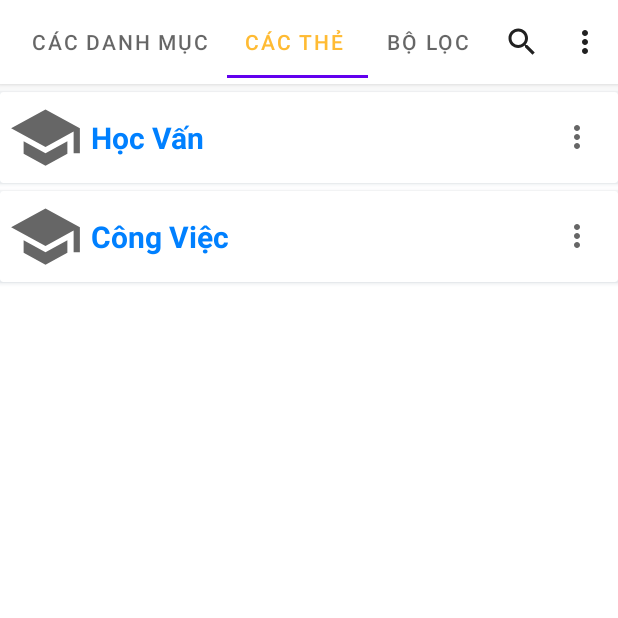
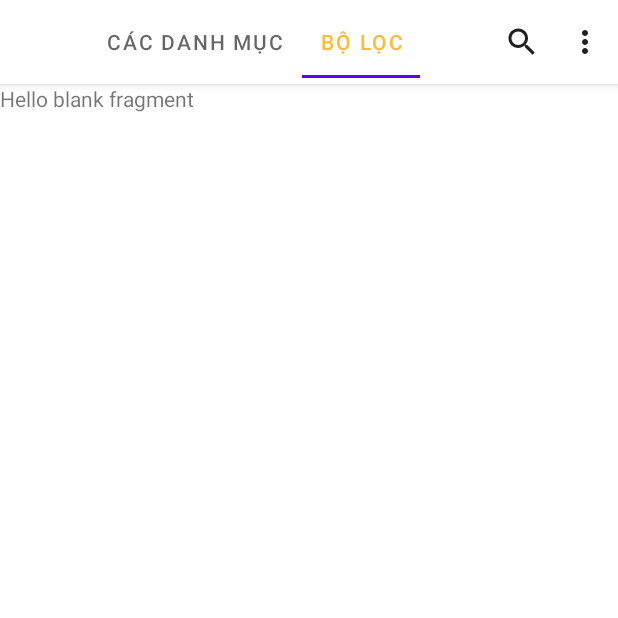
Before and after one commit to frgryr2001/Time-Planner-App, an Android app: the fragment CategoryFragment shown on its own in the app's theme, tab 2 chosen, on a phone screen of 412 x 824 dp, the top half of it. Run offline under Robolectric (Android 15) with nearby library versions, the phone set to English and light mode, and no system bars.

Commit message:
Add CategoryViewPagerAdapter + FillterFragment + CategoryFragment

```diff
--- a/app/build.gradle
+++ b/app/build.gradle
@@ -33,6 +33,7 @@ dependencies {
     implementation 'com.google.android.material:material:1.4.0'
     implementation 'androidx.constraintlayout:constraintlayout:2.1.2'
     implementation 'com.google.ar.sceneform:filament-android:1.17.1'
+    implementation 'androidx.legacy:legacy-support-v4:1.0.0'
     testImplementation 'junit:junit:4.+'
     androidTestImplementation 'androidx.test.ext:junit:1.1.3'
     androidTestImplementation 'androidx.test.espresso:espresso-core:3.4.0'
--- /dev/null
+++ b/app/src/main/java/com/example/myapplication/Fragment/CategoriesFragment.java
@@ -0,0 +1,81 @@
+package com.example.myapplication.Fragment;
+
+import android.os.Bundle;
+
+import androidx.fragment.app.Fragment;
+import androidx.recyclerview.widget.LinearLayoutManager;
+import androidx.recyclerview.widget.RecyclerView;
+
+import android.view.LayoutInflater;
+import android.view.View;
+import android.view.ViewGroup;
+
+import com.example.myapplication.Adapter.CategoryAdapter;
+import com.example.myapplication.Object.CategoryClass;
+import com.example.myapplication.R;
+
+import java.util.List;
+
+/**
+ * A simple {@link Fragment} subclass.
+ * Use the {@link CategoriesFragment#newInstance} factory method to
+ * create an instance of this fragment.
+ */
+public class CategoriesFragment extends Fragment {
+
+    // TODO: Rename parameter arguments, choose names that match
+    // the fragment initialization parameters, e.g. ARG_ITEM_NUMBER
+    private static final String ARG_PARAM1 = "param1";
+    private static final String ARG_PARAM2 = "param2";
+
+    // TODO: Rename and change types of parameters
+    private String mParam1;
+    private String mParam2;
+    private RecyclerView rvCategory;
+    private CategoryAdapter adapter;
+    private List<CategoryClass> Lstcategory;
+
+    public CategoriesFragment() {
+        // Required empty public constructor
+    }
+
+    /**
+     * Use this factory method to create a new instance of
+     * this fragment using the provided parameters.
+     *
+     * @param param1 Parameter 1.
+     * @param param2 Parameter 2.
+     * @return A new instance of fragment CategoriesFragment.
+     */
+    // TODO: Rename and change types and number of parameters
+    public static CategoriesFragment newInstance(String param1, String param2) {
+        CategoriesFragment fragment = new CategoriesFragment();
+        Bundle args = new Bundle();
+        args.putString(ARG_PARAM1, param1);
+        args.putString(ARG_PARAM2, param2);
+        fragment.setArguments(args);
+        return fragment;
+    }
+
+    @Override
+    public void onCreate(Bundle savedInstanceState) {
+        super.onCreate(savedInstanceState);
+        if (getArguments() != null) {
+            mParam1 = getArguments().getString(ARG_PARAM1);
+            mParam2 = getArguments().getString(ARG_PARAM2);
+        }
+    }
+
+    @Override
+    public View onCreateView(LayoutInflater inflater, ViewGroup container,
+                             Bundle savedInstanceState) {
+        View view = inflater.inflate(R.layout.fragment_categories, container, false);
+        // Inflate the layout for this fragment
+        rvCategory = view.findViewById(R.id.rvCategory);
+        Lstcategory = CategoryClass.initList();
+        rvCategory.setLayoutManager(new LinearLayoutManager(view.getContext()));
+        adapter = new CategoryAdapter(view.getContext(), Lstcategory);
+        rvCategory.setAdapter(adapter);
+        return view;
+    }
+}
--- a/app/src/main/java/com/example/myapplication/Fragment/CategoryFragment.java
+++ b/app/src/main/java/com/example/myapplication/Fragment/CategoryFragment.java
@@ -13,13 +13,17 @@ import androidx.annotation.NonNull;
 import androidx.appcompat.app.AppCompatActivity;
 import androidx.appcompat.widget.Toolbar;
 import androidx.fragment.app.Fragment;
+import androidx.fragment.app.FragmentStatePagerAdapter;
 import androidx.fragment.app.FragmentTransaction;
 import androidx.recyclerview.widget.LinearLayoutManager;
 import androidx.recyclerview.widget.RecyclerView;
+import androidx.viewpager.widget.ViewPager;
 
 import com.example.myapplication.Adapter.CategoryAdapter;
 import com.example.myapplication.Object.CategoryClass;
 import com.example.myapplication.R;
+import com.example.myapplication.ViewPager.CategoryViewPagerAdapter;
+import com.example.myapplication.ViewPager.ScheduleViewPagerAdapter;
 import com.google.android.material.tabs.TabLayout;
 
 import java.util.List;
@@ -39,11 +43,10 @@ public class CategoryFragment extends Fragment {
     // TODO: Rename and change types of parameters
     private String mParam1;
     private String mParam2;
-    private RecyclerView rvCategory;
-    private CategoryAdapter adapter;
-    private List<CategoryClass> Lstcategory;
+
     Toolbar CategoryToolbar;
     TabLayout TablayoutCategory;
+    ViewPager CategoryViewPagerCa;
     public CategoryFragment() {
         // Required empty public constructor
     }
@@ -91,16 +94,12 @@ public class CategoryFragment extends Fragment {
 //            ((AppCompatActivity)getActivity()).setTitle("Main Page");
 //        }
         TablayoutCategory = view.findViewById(R.id.TablayoutCategory);
-        TablayoutCategory.addTab(TablayoutCategory.newTab().setText("Các danh mục"), true);
-        TablayoutCategory.addTab(TablayoutCategory.newTab().setText("Các thẻ "));
-        TablayoutCategory.addTab(TablayoutCategory.newTab().setText("Bộ Lọc"));
+        CategoryViewPagerCa = view.findViewById(R.id.CategoryViewPagerCa);
+        CategoryViewPagerAdapter adapterPage = new CategoryViewPagerAdapter(getChildFragmentManager(), FragmentStatePagerAdapter.BEHAVIOR_RESUME_ONLY_CURRENT_FRAGMENT);
+        CategoryViewPagerCa.setAdapter(adapterPage);
 
+        TablayoutCategory.setupWithViewPager(CategoryViewPagerCa);
 
-        rvCategory = view.findViewById(R.id.rvCategory);
-        Lstcategory = CategoryClass.initList();
-        rvCategory.setLayoutManager(new LinearLayoutManager(view.getContext()));
-        adapter = new CategoryAdapter(view.getContext(), Lstcategory);
-        rvCategory.setAdapter(adapter);
         return view;
     }
 
--- /dev/null
+++ b/app/src/main/java/com/example/myapplication/Fragment/FilterFragment.java
@@ -0,0 +1,66 @@
+package com.example.myapplication.Fragment;
+
+import android.os.Bundle;
+
+import androidx.fragment.app.Fragment;
+
+import android.view.LayoutInflater;
+import android.view.View;
+import android.view.ViewGroup;
+
+import com.example.myapplication.R;
+
+/**
+ * A simple {@link Fragment} subclass.
+ * Use the {@link FilterFragment#newInstance} factory method to
+ * create an instance of this fragment.
+ */
+public class FilterFragment extends Fragment {
+
+    // TODO: Rename parameter arguments, choose names that match
+    // the fragment initialization parameters, e.g. ARG_ITEM_NUMBER
+    private static final String ARG_PARAM1 = "param1";
+    private static final String ARG_PARAM2 = "param2";
+
+    // TODO: Rename and change types of parameters
+    private String mParam1;
+    private String mParam2;
+
+    public FilterFragment() {
+        // Required empty public constructor
+    }
+
+    /**
+     * Use this factory method to create a new instance of
+     * this fragment using the provided parameters.
+     *
+     * @param param1 Parameter 1.
+     * @param param2 Parameter 2.
+     * @return A new instance of fragment FilterFragment.
+     */
+    // TODO: Rename and change types and number of parameters
+    public static FilterFragment newInstance(String param1, String param2) {
+        FilterFragment fragment = new FilterFragment();
+        Bundle args = new Bundle();
+        args.putString(ARG_PARAM1, param1);
+        args.putString(ARG_PARAM2, param2);
+        fragment.setArguments(args);
+        return fragment;
+    }
+
+    @Override
+    public void onCreate(Bundle savedInstanceState) {
+        super.onCreate(savedInstanceState);
+        if (getArguments() != null) {
+            mParam1 = getArguments().getString(ARG_PARAM1);
+            mParam2 = getArguments().getString(ARG_PARAM2);
+        }
+    }
+
+    @Override
+    public View onCreateView(LayoutInflater inflater, ViewGroup container,
+                             Bundle savedInstanceState) {
+        // Inflate the layout for this fragment
+        return inflater.inflate(R.layout.fragment_filter, container, false);
+    }
+}
--- /dev/null
+++ b/app/src/main/java/com/example/myapplication/ViewPager/CategoryViewPagerAdapter.java
@@ -0,0 +1,51 @@
+package com.example.myapplication.ViewPager;
+
+import androidx.annotation.NonNull;
+import androidx.annotation.Nullable;
+import androidx.fragment.app.Fragment;
+import androidx.fragment.app.FragmentManager;
+import androidx.fragment.app.FragmentStatePagerAdapter;
+
+import com.example.myapplication.Fragment.CategoriesFragment;
+import com.example.myapplication.Fragment.DailyScheduleFragment;
+import com.example.myapplication.Fragment.FilterFragment;
+import com.example.myapplication.Fragment.MonthScheduleFragment;
+
+public class CategoryViewPagerAdapter extends FragmentStatePagerAdapter {
+
+    public CategoryViewPagerAdapter(@NonNull FragmentManager fm, int behavior) {
+        super(fm, behavior);
+    }
+
+    @NonNull
+    @Override
+    public Fragment getItem(int position) {
+        switch (position) {
+            case 0:
+                return new CategoriesFragment();
+            case 1:
+                return new FilterFragment();
+            default:
+                return new CategoriesFragment();
+        }
+    }
+
+    @Override
+    public int getCount() {
+        return 2;
+    }
+
+    @Nullable
+    @Override
+    public CharSequence getPageTitle(int position) {
+        switch (position) {
+            case 0:
+                return "Các danh mục";
+            case 1:
+                return "Bộ lọc";
+            default:
+                return "Các danh mục";
+        }
+
+    }
+}
--- /dev/null
+++ b/app/src/main/res/layout/fragment_categories.xml
@@ -0,0 +1,14 @@
+<?xml version="1.0" encoding="utf-8"?>
+<FrameLayout xmlns:android="http://schemas.android.com/apk/res/android"
+    xmlns:tools="http://schemas.android.com/tools"
+    android:layout_width="match_parent"
+    android:layout_height="match_parent"
+    tools:context=".Fragment.CategoriesFragment">
+
+    <!-- TODO: Update blank fragment layout -->
+    <androidx.recyclerview.widget.RecyclerView
+        android:id="@+id/rvCategory"
+        android:layout_width="match_parent"
+        android:layout_height="match_parent" />
+
+</FrameLayout>
--- a/app/src/main/res/layout/fragment_category.xml
+++ b/app/src/main/res/layout/fragment_category.xml
@@ -26,18 +26,20 @@ tools:context=".Fragment.CategoryFragment">
                 android:layout_height="wrap_content"
                 app:tabGravity="fill"
                 app:tabMode="auto">
+                />
 
             </com.google.android.material.tabs.TabLayout>
         </androidx.appcompat.widget.Toolbar>
 
     </com.google.android.material.appbar.AppBarLayout>
+    <androidx.viewpager.widget.ViewPager
+        android:id="@+id/CategoryViewPagerCa"
+        android:layout_width="match_parent"
+        android:layout_height="match_parent"
+        android:layout_below="@+id/appbarlayout"
+        tools:ignore="SpeakableTextPresentCheck" />
 
 
-<androidx.recyclerview.widget.RecyclerView
-    android:layout_below="@+id/appbarlayout"
-    android:id="@+id/rvCategory"
-    android:layout_width="match_parent"
-    android:layout_height="match_parent" />
 
 
 </RelativeLayout>
--- /dev/null
+++ b/app/src/main/res/layout/fragment_filter.xml
@@ -0,0 +1,14 @@
+<?xml version="1.0" encoding="utf-8"?>
+<FrameLayout xmlns:android="http://schemas.android.com/apk/res/android"
+    xmlns:tools="http://schemas.android.com/tools"
+    android:layout_width="match_parent"
+    android:layout_height="match_parent"
+    tools:context=".Fragment.FilterFragment">
+
+    <!-- TODO: Update blank fragment layout -->
+    <TextView
+        android:layout_width="match_parent"
+        android:layout_height="match_parent"
+        android:text="@string/hello_blank_fragment" />
+
+</FrameLayout>
--- a/app/src/main/res/values/strings.xml
+++ b/app/src/main/res/values/strings.xml
@@ -1,3 +1,5 @@
 <resources>
     <string name="app_name">My Application</string>
+    <!-- TODO: Remove or change this placeholder text -->
+    <string name="hello_blank_fragment">Hello blank fragment</string>
 </resources>
```
